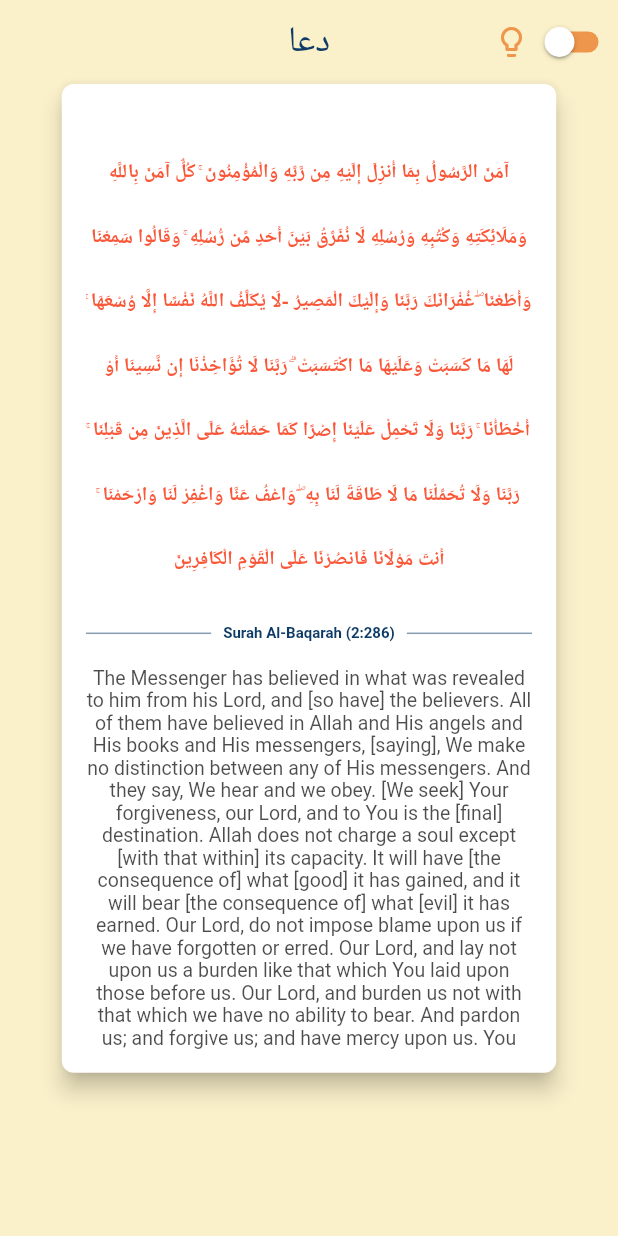
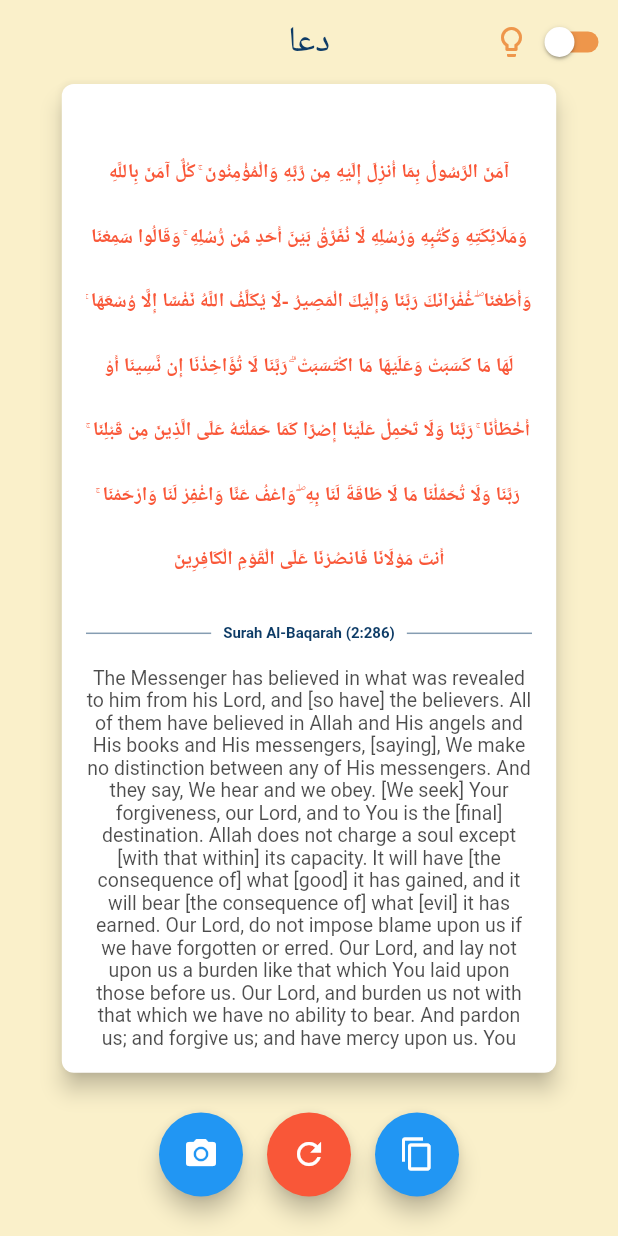
Before and after one commit to muhammadidrees/project-dua, a Flutter app: the screen it shows after launch, on a phone screen of 412 x 824 dp. Run offline on Flutter 3.47's test engine with Material 2 defaults, Android fonts, the phone set to English and light mode, and no system bars; drawn by our look-alikes of auto_size_text; our stand-ins replace bloc, equatable, flutter_bloc, google_fonts; missing offline and left inert: universal_html; Roboto replaces fonts that are missing (Amiri); statements that could not run were skipped.

Commit message:
added bottom action buttons
updated ayah card to take ayah model

```diff
--- a/lib/screens/custom_widgets/custom_widgets.dart
+++ b/lib/screens/custom_widgets/custom_widgets.dart
@@ -4,3 +4,4 @@ import 'package:flutter/material.dart';
 import 'package:flutter_bloc/flutter_bloc.dart';
 
 part 'theme_switch.dart';
+part 'round_button.dart';
--- /dev/null
+++ b/lib/screens/custom_widgets/round_button.dart
@@ -0,0 +1,41 @@
+part of 'custom_widgets.dart';
+
+/// Round shape action button buttons
+class RoundButton extends StatelessWidget {
+  /// funtion to be performed when the button is tapped
+  /// if left null the button will be inacitve
+  final Function onPressed;
+
+  /// Icon to be placed in the body of button
+  final IconData icon;
+
+  /// spacing around the button by default a value
+  /// of [paddingM] is used
+  final EdgeInsets margin;
+
+  /// background color for the button a default value
+  /// of [floatingActionButtonTheme.bacgroundColor] is
+  /// used
+  final Color backgroudColor;
+
+  RoundButton({
+    Key key,
+    this.onPressed,
+    this.backgroudColor,
+    @required this.icon,
+    EdgeInsets margin,
+  })  : this.margin = margin ?? EdgeInsets.all(paddingM),
+        super(key: key);
+
+  @override
+  Widget build(BuildContext context) {
+    return Padding(
+      padding: margin,
+      child: FloatingActionButton(
+        backgroundColor: backgroudColor,
+        onPressed: onPressed,
+        child: Icon(icon),
+      ),
+    );
+  }
+}
--- a/lib/screens/home_screen/ayah_card/ayah_card.dart
+++ b/lib/screens/home_screen/ayah_card/ayah_card.dart
@@ -1,4 +1,5 @@
 import 'package:auto_size_text/auto_size_text.dart';
+import 'package:duas_pwa/models/models.dart';
 import 'package:duas_pwa/utils/utils.dart';
 import 'package:flutter/material.dart';
 
@@ -6,14 +7,8 @@ part 'reference_text.dart';
 
 /// Card to display the ayah with it's reference and translation
 class AyahCard extends StatelessWidget {
-  /// arabic of ayah
-  final String ayah;
-
-  /// translation of ayah
-  final String translation;
-
-  /// reference of ayah
-  final String reference;
+  /// ayah model of the ayah to be represented
+  final Ayah ayah;
 
   /// height factor of the card the total height will be this
   /// factor multiplied by [MediaQuery.of(context).size.height]
@@ -26,8 +21,6 @@ class AyahCard extends StatelessWidget {
   const AyahCard({
     Key key,
     @required this.ayah,
-    @required this.translation,
-    @required this.reference,
   }) : super(key: key);
 
   @override
@@ -60,7 +53,7 @@ class AyahCard extends StatelessWidget {
         context,
         _autoSizeText(
           context,
-          ayah,
+          ayah.ayah,
           Theme.of(context).textTheme.bodyText1,
           minFontSize: 12.0,
         ),
@@ -69,7 +62,7 @@ class AyahCard extends StatelessWidget {
       // refereance with translation
       _constrainedBox(
         context,
-        AyahReference(reference: reference),
+        AyahReference(reference: ayah.reference),
         heightFactor: 0.05,
       ),
       // ayah translation
@@ -77,7 +70,7 @@ class AyahCard extends StatelessWidget {
         context,
         _autoSizeText(
           context,
-          translation,
+          ayah.translation,
           Theme.of(context).textTheme.bodyText2,
         ),
       ),
--- /dev/null
+++ b/lib/screens/home_screen/bottom_bar/bottom_action_bar.dart
@@ -0,0 +1,38 @@
+import 'package:duas_pwa/screens/custom_widgets/custom_widgets.dart';
+import 'package:flutter/material.dart';
+
+/// row of buttom action buttons
+class BottomActionBar extends StatelessWidget {
+  const BottomActionBar({
+    Key key,
+  }) : super(key: key);
+
+  @override
+  Widget build(BuildContext context) {
+    return Row(
+      mainAxisAlignment: MainAxisAlignment.center,
+      crossAxisAlignment: CrossAxisAlignment.center,
+      children: _buildChildren(context),
+    );
+  }
+
+  /// returns the list of buttons to be placed inside
+  /// row
+  List<Widget> _buildChildren(BuildContext context) {
+    return [
+      // screenshot button
+      RoundButton(
+        icon: Icons.photo_camera,
+      ),
+      // random button to get new dua
+      RoundButton(
+        icon: Icons.refresh,
+        backgroudColor: Theme.of(context).buttonColor,
+      ),
+      // copy content
+      RoundButton(
+        icon: Icons.content_copy,
+      ),
+    ];
+  }
+}
--- a/lib/screens/home_screen/home_screen.dart
+++ b/lib/screens/home_screen/home_screen.dart
@@ -1,5 +1,8 @@
+import 'package:duas_pwa/models/models.dart';
 import 'package:duas_pwa/screens/custom_widgets/custom_widgets.dart';
 import 'package:duas_pwa/screens/home_screen/ayah_card/ayah_card.dart';
+import 'package:duas_pwa/screens/home_screen/bottom_bar/bottom_action_bar.dart';
+import 'package:duas_pwa/utils/utils.dart';
 import 'package:flutter/material.dart';
 
 class HomeScreen extends StatelessWidget {
@@ -33,15 +36,21 @@ class HomeScreen extends StatelessWidget {
     );
   }
 
-  /// content of the screen to be placed inside column
+  /// content of the screen to be placed inside [HomeScreen]
+  /// column
   List<Widget> _buildChildren(BuildContext context) {
     return [
       AyahCard(
-        ayah:
-            "آمَنَ الرَّسُولُ بِمَا أُنزِلَ إِلَيْهِ مِن رَّبِّهِ وَالْمُؤْمِنُونَ ۚ كُلٌّ آمَنَ بِاللَّهِ وَمَلَائِكَتِهِ وَكُتُبِهِ وَرُسُلِهِ لَا نُفَرِّقُ بَيْنَ أَحَدٍ مِّن رُّسُلِهِ ۚ وَقَالُوا سَمِعْنَا وَأَطَعْنَا ۖ غُفْرَانَكَ رَبَّنَا وَإِلَيْكَ الْمَصِيرُ -لَا يُكَلِّفُ اللَّهُ نَفْسًا إِلَّا وُسْعَهَا ۚ لَهَا مَا كَسَبَتْ وَعَلَيْهَا مَا اكْتَسَبَتْ ۗ رَبَّنَا لَا تُؤَاخِذْنَا إِن نَّسِينَا أَوْ أَخْطَأْنَا ۚ رَبَّنَا وَلَا تَحْمِلْ عَلَيْنَا إِصْرًا كَمَا حَمَلْتَهُ عَلَى الَّذِينَ مِن قَبْلِنَا ۚ رَبَّنَا وَلَا تُحَمِّلْنَا مَا لَا طَاقَةَ لَنَا بِهِ ۖ وَاعْفُ عَنَّا وَاغْفِرْ لَنَا وَارْحَمْنَا ۚ أَنتَ مَوْلَانَا فَانصُرْنَا عَلَى الْقَوْمِ الْكَافِرِينَ",
-        translation:
-            "The Messenger has believed in what was revealed to him from his Lord, and [so have] the believers. All of them have believed in Allah and His angels and His books and His messengers, [saying], We make no distinction between any of His messengers. And they say, We hear and we obey. [We seek] Your forgiveness, our Lord, and to You is the [final] destination. Allah does not charge a soul except [with that within] its capacity. It will have [the consequence of] what [good] it has gained, and it will bear [the consequence of] what [evil] it has earned. Our Lord, do not impose blame upon us if we have forgotten or erred. Our Lord, and lay not upon us a burden like that which You laid upon those before us. Our Lord, and burden us not with that which we have no ability to bear. And pardon us; and forgive us; and have mercy upon us. You are our protector, so give us victory over the disbelieving people.",
-        reference: "Surah Al-Baqarah (2:286)",
+        ayah: Ayah(
+          ayah:
+              "آمَنَ الرَّسُولُ بِمَا أُنزِلَ إِلَيْهِ مِن رَّبِّهِ وَالْمُؤْمِنُونَ ۚ كُلٌّ آمَنَ بِاللَّهِ وَمَلَائِكَتِهِ وَكُتُبِهِ وَرُسُلِهِ لَا نُفَرِّقُ بَيْنَ أَحَدٍ مِّن رُّسُلِهِ ۚ وَقَالُوا سَمِعْنَا وَأَطَعْنَا ۖ غُفْرَانَكَ رَبَّنَا وَإِلَيْكَ الْمَصِيرُ -لَا يُكَلِّفُ اللَّهُ نَفْسًا إِلَّا وُسْعَهَا ۚ لَهَا مَا كَسَبَتْ وَعَلَيْهَا مَا اكْتَسَبَتْ ۗ رَبَّنَا لَا تُؤَاخِذْنَا إِن نَّسِينَا أَوْ أَخْطَأْنَا ۚ رَبَّنَا وَلَا تَحْمِلْ عَلَيْنَا إِصْرًا كَمَا حَمَلْتَهُ عَلَى الَّذِينَ مِن قَبْلِنَا ۚ رَبَّنَا وَلَا تُحَمِّلْنَا مَا لَا طَاقَةَ لَنَا بِهِ ۖ وَاعْفُ عَنَّا وَاغْفِرْ لَنَا وَارْحَمْنَا ۚ أَنتَ مَوْلَانَا فَانصُرْنَا عَلَى الْقَوْمِ الْكَافِرِينَ",
+          translation:
+              "The Messenger has believed in what was revealed to him from his Lord, and [so have] the believers. All of them have believed in Allah and His angels and His books and His messengers, [saying], We make no distinction between any of His messengers. And they say, We hear and we obey. [We seek] Your forgiveness, our Lord, and to You is the [final] destination. Allah does not charge a soul except [with that within] its capacity. It will have [the consequence of] what [good] it has gained, and it will bear [the consequence of] what [evil] it has earned. Our Lord, do not impose blame upon us if we have forgotten or erred. Our Lord, and lay not upon us a burden like that which You laid upon those before us. Our Lord, and burden us not with that which we have no ability to bear. And pardon us; and forgive us; and have mercy upon us. You are our protector, so give us victory over the disbelieving people.",
+          reference: "Surah Al-Baqarah (2:286)",
+        ),
+      ),
+      Expanded(
+        child: BottomActionBar(),
       ),
     ];
   }
--- a/lib/utils/themes.dart
+++ b/lib/utils/themes.dart
@@ -28,8 +28,12 @@ ThemeData _buildDuaTheme() {
     buttonBarTheme: base.buttonBarTheme.copyWith(
       buttonTextTheme: ButtonTextTheme.accent,
     ),
+    floatingActionButtonTheme: base.floatingActionButtonTheme.copyWith(
+      backgroundColor: Colors.blue,
+    ),
     scaffoldBackgroundColor: kDuaOffWhite,
     cardColor: kDuaWhiteColor,
+    buttonColor: kDuaOrangeLight,
     textSelectionColor: kDuaOrangeLight,
     errorColor: kDuaOrangeDark,
     textTheme: base.textTheme.copyWith(
```
